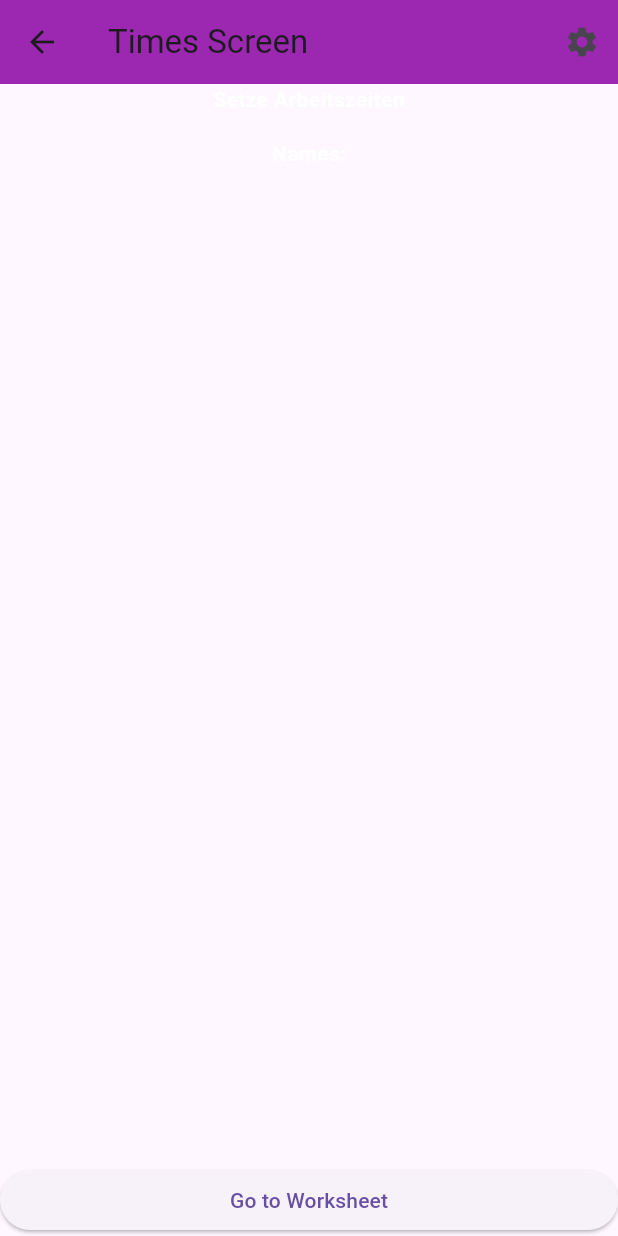
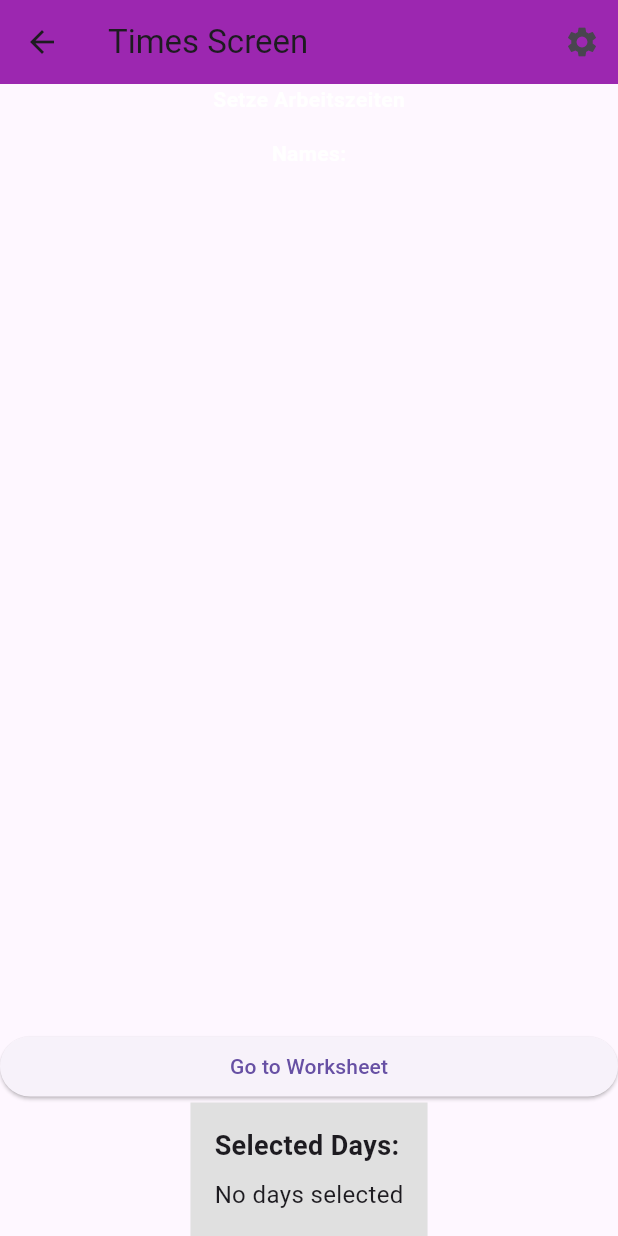
Before and after one commit to maximsqrt/brenneapp, a Flutter app: the screen it shows after launch, after a tap on "Go to Times Screen", on a phone screen of 412 x 824 dp. Run offline on Flutter 3.47's test engine with Material 3 defaults, Android fonts, the phone set to English and light mode, and no system bars.

Commit message:
worksheetscreen übernimmt die Tage endlich

```diff
--- a/brenneapp/lib/times.dart
+++ b/brenneapp/lib/times.dart
@@ -8,15 +8,44 @@ import 'package:brenneapp/days_list.dart';
 
 class TimesScreen extends StatelessWidget {
   final List<String> names;
-final DaysList daysList = DaysList();
+  final DaysList daysList = DaysList();
+  List<String> selectedDays = []; // Declare selectedDays here
+
   TimesScreen({Key? key, required this.names}) : super(key: key);
 
-  void _navigateToWorkersheetScreen(BuildContext context, DaysList daysList) {
-    List<String> selectedDays = daysList.getSelectedDays();
+  void _navigateToWorkersheetScreen(BuildContext context) {
+    // Remove the declaration of selectedDays from here
     Navigator.push(
       context,
       MaterialPageRoute(
         builder: (context) => Worksheet(tappedDays: selectedDays),
+      ),
+    );
+  }
+
+  // The function to build the selected days widget
+  Widget _buildSelectedDays() {
+    return Container(
+      padding: EdgeInsets.all(16.0),
+      color: Colors.grey[300],
+      child: Column(
+        crossAxisAlignment: CrossAxisAlignment.start,
+        children: [
+          Text(
+            'Selected Days:',
+            style: TextStyle(
+              fontWeight: FontWeight.bold,
+              fontSize: 18.0,
+            ),
+          ),
+          SizedBox(height: 8.0),
+          Text(
+            selectedDays.isEmpty
+                ? 'No days selected'
+                : selectedDays.join(', '), // Display the selected days
+            style: TextStyle(fontSize: 16.0),
+          ),
+        ],
       ),
     );
   }
@@ -26,8 +55,7 @@ final DaysList daysList = DaysList();
     return Scaffold(
       appBar: AppBar(
         title: const Text('Times Screen'),
-        backgroundColor:
-            Colors.purple, // Set the background color of the AppBar
+        backgroundColor: Colors.purple,
         actions: [
           IconButton(
             icon: const Icon(Icons.settings),
@@ -66,6 +94,7 @@ final DaysList daysList = DaysList();
                 return WorkerCard(
                   name: names[index],
                   onDaysChanged: (days) {
+                    selectedDays = days;
                     // Handle days changed if needed (or provide a dummy implementation)
                   },
                 );
@@ -78,11 +107,12 @@ final DaysList daysList = DaysList();
             width: double.infinity,
             child: ElevatedButton(
               onPressed: () {
-                _navigateToWorkersheetScreen(context, daysList);
+                _navigateToWorkersheetScreen(context);
               },
               child: const Text('Go to Worksheet'),
             ),
           ),
+          _buildSelectedDays(),
         ],
       ),
     );
```
Also changed, not shown: brenneapp/lib/days_list.dart (+19 -15 lines).
